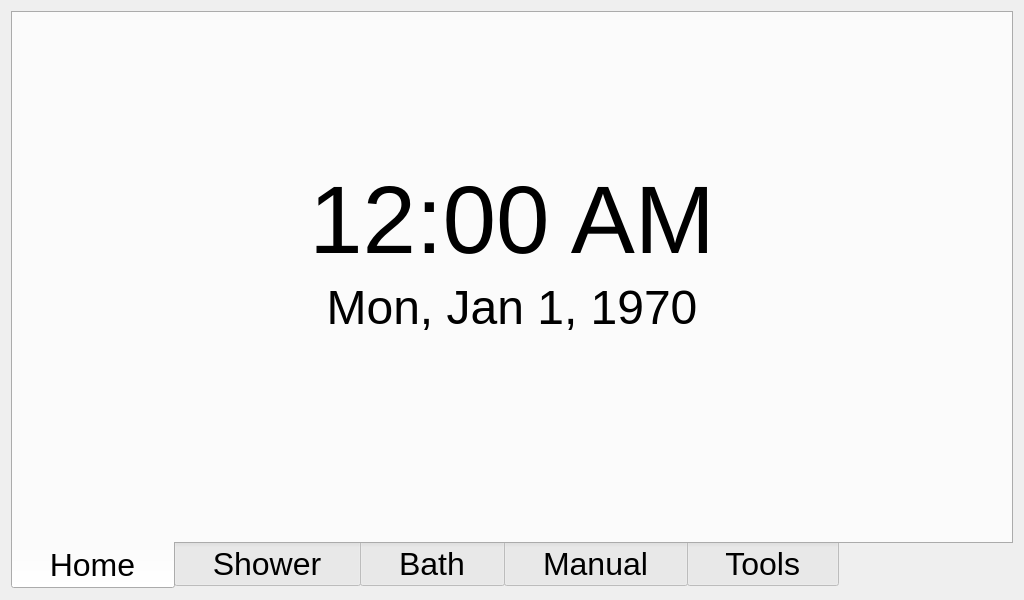
Qt form mainwindow.ui (Maeyanie/showercap) before a commit.
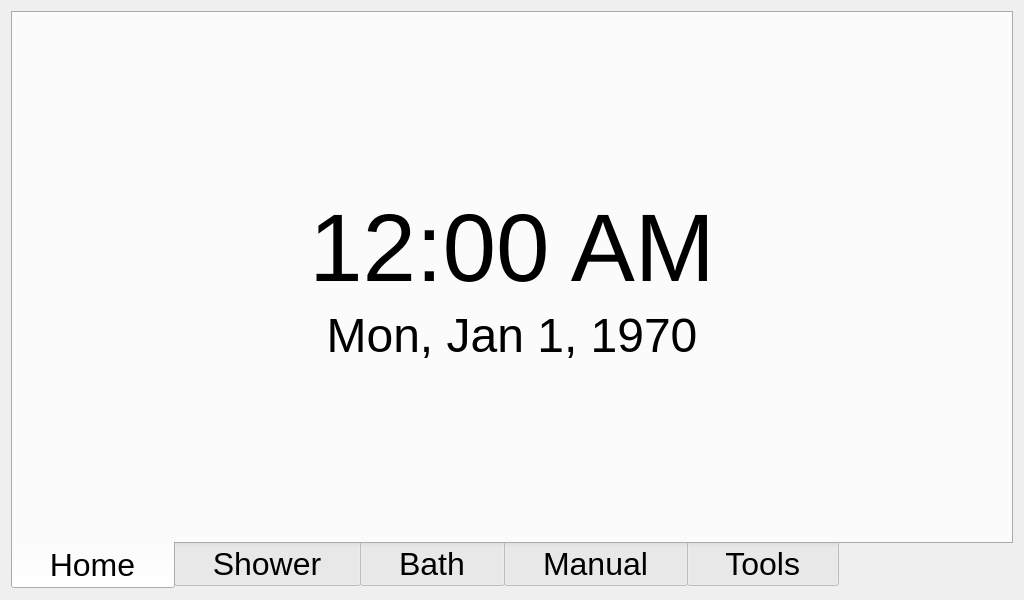
The same form after that commit.

Commit message: Slightly adjust the home screen's time and date positions.

Diff of the .ui file:
```diff
--- a/mainwindow.ui
+++ b/mainwindow.ui
@@ -44,6 +44,12 @@
        <layout class="QVBoxLayout" name="verticalLayout_10">
         <item>
          <widget class="QLabel" name="clockHome">
+          <property name="sizePolicy">
+           <sizepolicy hsizetype="Preferred" vsizetype="Preferred">
+            <horstretch>0</horstretch>
+            <verstretch>5</verstretch>
+           </sizepolicy>
+          </property>
           <property name="font">
            <font>
             <pointsize>72</pointsize>
@@ -59,6 +65,12 @@
         </item>
         <item>
          <widget class="QLabel" name="dateHome">
+          <property name="sizePolicy">
+           <sizepolicy hsizetype="Preferred" vsizetype="Preferred">
+            <horstretch>0</horstretch>
+            <verstretch>4</verstretch>
+           </sizepolicy>
+          </property>
           <property name="font">
            <font>
             <pointsize>36</pointsize>
```
